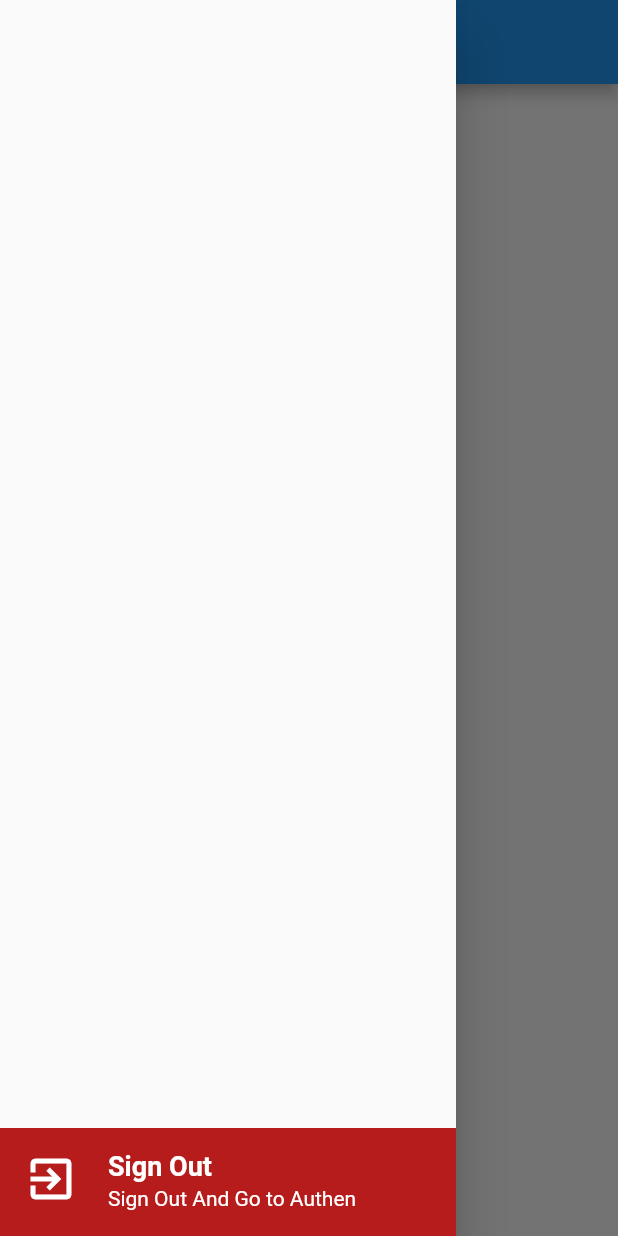
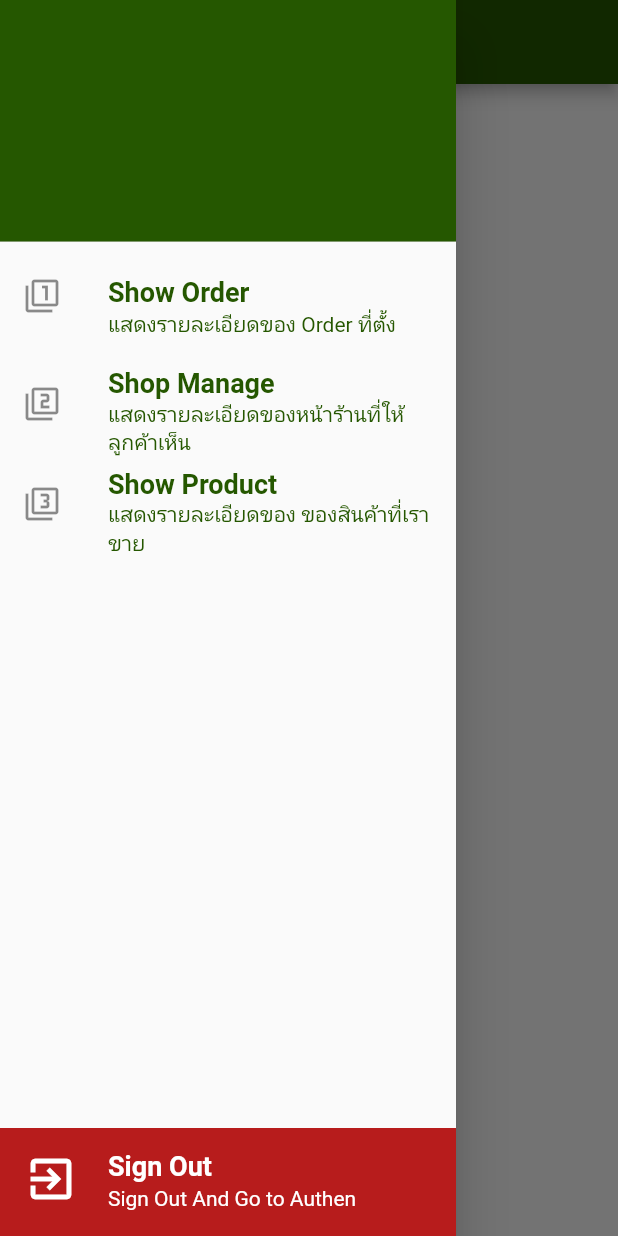
Before and after one commit to pisit4449/shoppingmallying, a Flutter app: the SellerService screen opened by its route, with the side drawer open, on a phone screen of 412 x 824 dp. Run offline on Flutter 3.47's test engine with Material 2 defaults, Android fonts, the light colour scheme and no system bars; our stand-ins replace dio, geolocator, google_maps_flutter, image_picker, shared_preferences; accounts and stored records are empty.

Commit message:
Update EP33

```diff
--- /dev/null
+++ b/lib/bodys/show_order_seller.dart
@@ -0,0 +1,17 @@
+import 'package:flutter/material.dart';
+
+class ShowOrderSeller extends StatefulWidget {
+  const ShowOrderSeller({Key? key}) : super(key: key);
+
+  @override
+  _ShowOrderSellerState createState() => _ShowOrderSellerState();
+}
+
+class _ShowOrderSellerState extends State<ShowOrderSeller> {
+  @override
+  Widget build(BuildContext context) {
+    return Scaffold(
+      body: Text('This is Show Order'),
+    );
+  }
+}
--- a/lib/main.dart
+++ b/lib/main.dart
@@ -2,6 +2,7 @@ import 'dart:collection';
 
 import 'package:flutter/material.dart';
 import 'package:shared_preferences/shared_preferences.dart';
+import 'package:shoppingmall/states/add_product.dart';
 import 'package:shoppingmall/states/authen.dart';
 import 'package:shoppingmall/states/buyer_service.dart';
 import 'package:shoppingmall/states/create_account.dart';
@@ -15,6 +16,7 @@ final Map<String, WidgetBuilder> map = {
   '/buyerService': (BuildContext context) => BuyerService(),
   '/sellerService': (BuildContext context) => SellerService(),
   '/riderService': (BuildContext context) => RiderService(),
+  '/addproduct':(BuildContext context) => AddProduct(),
 };
 
 String? initialRoute;
@@ -56,10 +58,14 @@ class MyApp extends StatelessWidget {
 
   @override
   Widget build(BuildContext context) {
+    MaterialColor materialColor = MaterialColor(0xff255700, MyConstant.mapMaterialColor);
     return MaterialApp(
       title: MyConstant.appName,
       routes: map,
       initialRoute: initialRoute,
+      // theme: ThemeData(primarySwatch: Colors.amber),
+      theme: ThemeData(primarySwatch: materialColor),
+
     );
   }
 }
--- a/lib/states/buyer_service.dart
+++ b/lib/states/buyer_service.dart
@@ -15,7 +15,7 @@ class _BuyerServiceState extends State<BuyerService> {
   @override
   Widget build(BuildContext context) {
     return Scaffold(
-      appBar: AppBar(
+      appBar: AppBar(backgroundColor: MyConstant.dark,
         title: Text('Buyer'),
       ),
       drawer: Drawer(
--- a/lib/states/seller_service.dart
+++ b/lib/states/seller_service.dart
@@ -1,5 +1,8 @@
 import 'package:flutter/material.dart';
 import 'package:shared_preferences/shared_preferences.dart';
+import 'package:shoppingmall/bodys/shop_manage_seller.dart';
+import 'package:shoppingmall/bodys/show_order_seller.dart';
+import 'package:shoppingmall/bodys/show_product_seller.dart';
 import 'package:shoppingmall/utility/my_constant.dart';
 import 'package:shoppingmall/widgets/show_signout.dart';
 import 'package:shoppingmall/widgets/show_title.dart';
@@ -12,16 +15,82 @@ class SellerService extends StatefulWidget {
 }
 
 class _SellerServiceState extends State<SellerService> {
+  List<Widget> widgets = [
+    ShowOrderSeller(),
+    ShopManageSeller(),
+    ShowProductSeller()
+  ];
+  int indexWidget = 0;
+
   @override
   Widget build(BuildContext context) {
     return Scaffold(
       appBar: AppBar(title: Text('Seller')),
       drawer: Drawer(
-        child: ShowSignOut(),
+        child: Stack(
+          children: [
+            ShowSignOut(),
+            Column(
+              children: [
+                UserAccountsDrawerHeader(accountName: null, accountEmail: null),
+                menuShowOrder(),
+                menuShopManage(),
+                menuShowProduct(),
+              ],
+            ),
+          ],
+        ),
       ),
+      body: widgets[indexWidget],
     );
   }
 
+  ListTile menuShowOrder() {
+    return ListTile(
+      onTap: () {
+        setState(() {
+          indexWidget = 0;
+          Navigator.pop(context);
+        });
+      },
+      leading: Icon(Icons.filter_1),
+      title: ShowTitle(title: 'Show Order', textStyle: MyConstant().h2Style()),
+      subtitle: ShowTitle(
+          title: 'แสดงรายละเอียดของ Order ที่ตั้ง',
+          textStyle: MyConstant().h3Style()),
+    );
+  }
 
+  ListTile menuShopManage() {
+    return ListTile(
+      onTap: () {
+        setState(() {
+          indexWidget = 1;
+          Navigator.pop(context);
+        });
+      },
+      leading: Icon(Icons.filter_2),
+      title: ShowTitle(title: 'Shop Manage', textStyle: MyConstant().h2Style()),
+      subtitle: ShowTitle(
+          title: 'แสดงรายละเอียดของหน้าร้านที่ให้ลูกค้าเห็น',
+          textStyle: MyConstant().h3Style()),
+    );
+  }
 
+  ListTile menuShowProduct() {
+    return ListTile(
+      onTap: () {
+        setState(() {
+          indexWidget = 2;
+          Navigator.pop(context);
+        });
+      },
+      leading: Icon(Icons.filter_3),
+      title:
+          ShowTitle(title: 'Show Product', textStyle: MyConstant().h2Style()),
+      subtitle: ShowTitle(
+          title: 'แสดงรายละเอียดของ ของสินค้าที่เราขาย',
+          textStyle: MyConstant().h3Style()),
+    );
+  }
 }
--- a/lib/utility/my_constant.dart
+++ b/lib/utility/my_constant.dart
@@ -3,7 +3,7 @@ import 'package:flutter/material.dart';
 class MyConstant {
   //Generol
   static String appName = 'Shopping Mall';
-  static String domain = 'https://74fd-171-100-238-138.ngrok.io';
+  static String domain = 'https://d4b6-171-100-238-138.ngrok.io';
 
   //Route
   static String routeAuthen = '/authen';
@@ -11,18 +11,32 @@ class MyConstant {
   static String routeBuyerService = '/buyerService';
   static String routeSellerService = '/sellerService';
   static String routeRiderService = '/riderService';
+  static String routeAddProduct = '/addproduct';
 
   //Image
   static String image1 = 'images/image1.png';
   static String image2 = 'images/image2.png';
   static String image3 = 'images/image3.png';
   static String image4 = 'images/image4.png';
+  static String image5 = 'images/image5.png';
   static String avatar = 'images/avatar.png';
 
   // Color
   static Color primary = Color(0xff548430);
   static Color dark = Color(0xff255700);
   static Color light = Color(0xff83b45d);
+  static Map<int, Color> mapMaterialColor = {
+    50:Color.fromRGBO(255, 37, 87, 0.1),
+    100:Color.fromRGBO(255, 37, 87, 0.2),
+    200:Color.fromRGBO(255, 37, 87, 0.3),
+    300:Color.fromRGBO(255, 37, 87, 0.4),
+    400:Color.fromRGBO(255, 37, 87, 0.5),
+    500:Color.fromRGBO(255, 37, 87, 0.6),
+    600:Color.fromRGBO(255, 37, 87, 0.7),
+    700:Color.fromRGBO(255, 37, 87, 0.8),
+    800:Color.fromRGBO(255, 37, 87, 0.9),
+    900:Color.fromRGBO(255, 37, 87, 1.0),
+  };
 
   //Style
   TextStyle h1Style() =>
@@ -38,6 +52,6 @@ class MyConstant {
 
   // ButtonsStyle
   ButtonStyle myButtonStyle() => ElevatedButton.styleFrom(
-      primary: MyConstant.primary,
+      primary: MyConstant.dark,
       shape: RoundedRectangleBorder(borderRadius: BorderRadius.circular(30)));
 }
```
Also changed, not shown: lib/bodys/shop_manage_seller.dart (added, +17 -0 lines), lib/bodys/show_product_seller.dart (added, +23 -0 lines), lib/states/add_product.dart (added, +166 -0 lines), images/image5.png (added).
